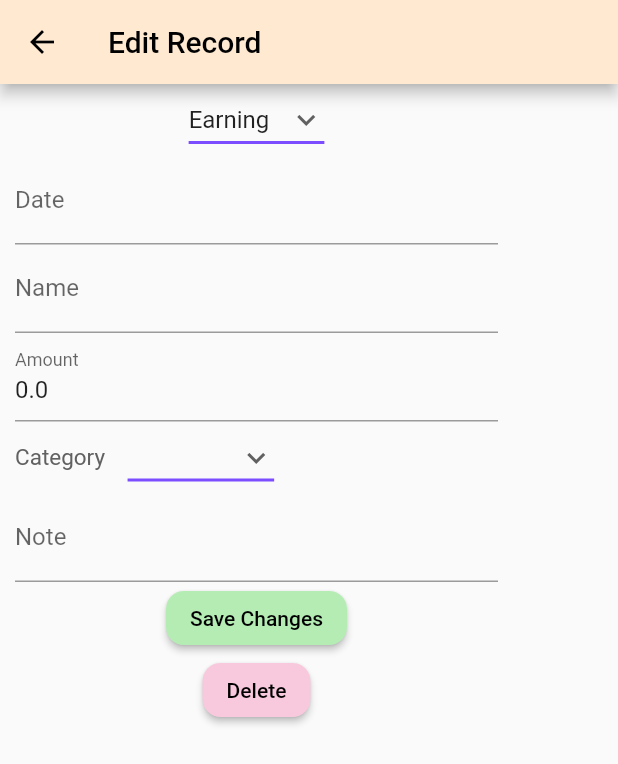
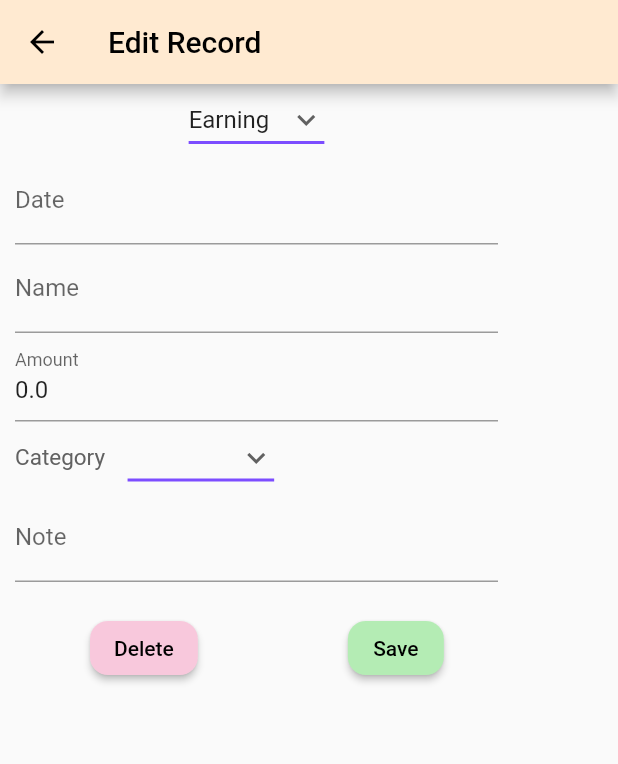
Before and after one commit to hoanghd2000/CZ3002_Pi007, a Flutter app: the editTransactionPage screen opened directly with empty values, on a phone screen of 412 x 824 dp. Shown: the top 764 px of the screen. Run offline on Flutter 3.47's test engine with Material 2 defaults, Android fonts, the phone set to English and light mode, and no system bars; our stand-ins replace charts_flutter, sqflite; accounts and stored records are empty.

Commit message:
edited buttons style

```diff
--- a/Pi_007/lib/page/edit_transaction.dart
+++ b/Pi_007/lib/page/edit_transaction.dart
@@ -196,22 +196,11 @@ class _editTransactionPage extends State<editTransactionPage>{
                     controller: _noteController,
                   ),
 
-                  ElevatedButton(
-                      onPressed: (){
-                        // how to get index of clicked transaction?
-                        // some async problem and method doesn't exist
-                        _editTransaction(context);
-                      },
-                      child: Text('Save Changes'),
-                      style: ElevatedButton.styleFrom(
-                        shape: RoundedRectangleBorder(
-                            borderRadius: BorderRadius.circular(12)
-                        ),
-                        primary: confirm_button,  //background
-                        onPrimary: Colors.black, //foreground
-                      )
-                  ),
-                  ElevatedButton(
+                  Row(
+                    children: [
+                      Padding(
+                        padding: const EdgeInsets.fromLTRB(50, 20, 0, 0),
+                        child: ElevatedButton(
                             onPressed: (){
                               // once u delete a record with food, u cant delete another record with food?
                               // applies to each category, u cannot delete more than 1 item from the same category??
@@ -231,6 +220,29 @@ class _editTransactionPage extends State<editTransactionPage>{
                               onPrimary: Colors.black, //foreground
                             )
                         ),
+                      ),
+                      Padding(
+                        padding: const EdgeInsets.fromLTRB(100, 20, 0, 0),
+                        child: ElevatedButton(
+                            onPressed: (){
+                              // how to get index of clicked transaction?
+                              // some async problem and method doesn't exist
+                              _editTransaction(context);
+                            },
+                            child: Text('Save'),
+                            style: ElevatedButton.styleFrom(
+                              shape: RoundedRectangleBorder(
+                                  borderRadius: BorderRadius.circular(12)
+                              ),
+                              primary: confirm_button,  //background
+                              onPrimary: Colors.black, //foreground
+                            )
+                        ),
+                      ),
+
+                    ],
+                  ),
+
                 ],
               ),
             )
```
Lines whose indentation alone changed are shown as unchanged.
